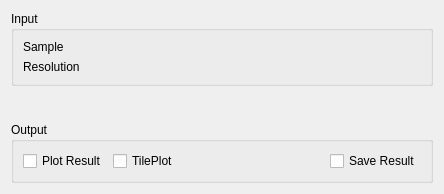
This is MantidQt/CustomInterfaces/inc/MantidQtCustomInterfaces/Indirect/Iqt.ui in mantidproject/mantid as Qt 5 draws it before an edit. The edited form follows.
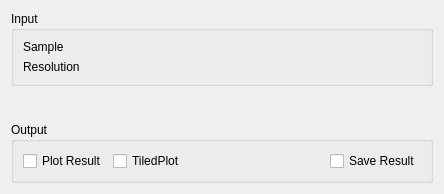
This is the edited form. Custom widgets are drawn as their Qt base class.

Commit message:
TiledPlot not TilePlot
Refs #15010

Patch:
```diff
--- a/MantidQt/CustomInterfaces/inc/MantidQtCustomInterfaces/Indirect/Iqt.ui
+++ b/MantidQt/CustomInterfaces/inc/MantidQtCustomInterfaces/Indirect/Iqt.ui
@@ -144,7 +144,7 @@
       <item>
         <widget class="QCheckBox" name="ckTile">
           <property name="text">
-            <string>TilePlot</string>
+            <string>TiledPlot</string>
           </property>
         </widget>
       </item>
```
